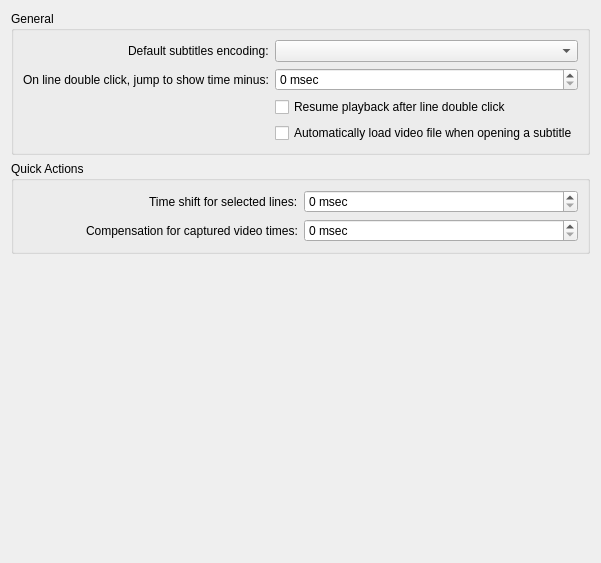
Before: the Qt Designer form src/main/configs/generalconfigwidget.ui in maxrd2/SubtitleComposer, drawn with Qt 5.
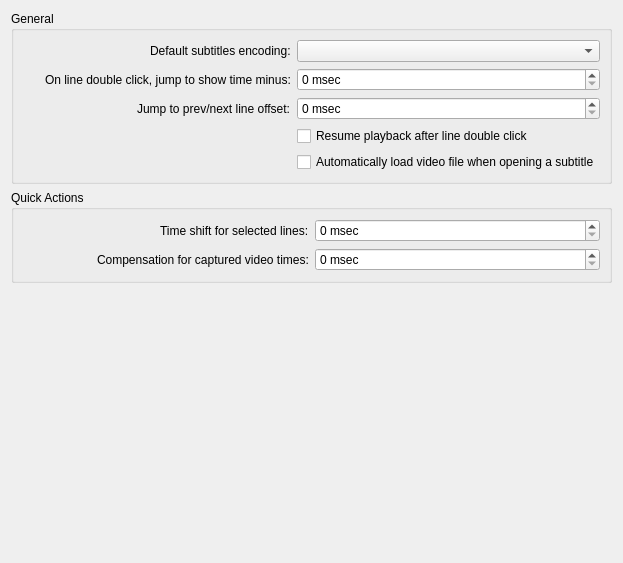
After: the same form once the commit is applied.

Commit message:
Added "Play Current Line and Pause" action
refs #54

The edit to the form file:
```diff
--- a/src/main/configs/generalconfigwidget.ui
+++ b/src/main/configs/generalconfigwidget.ui
@@ -6,7 +6,7 @@
    <rect>
     <x>0</x>
     <y>0</y>
-    <width>487</width>
+    <width>623</width>
     <height>563</height>
    </rect>
   </property>
@@ -44,20 +44,37 @@
         </property>
        </widget>
       </item>
-      <item row="2" column="1">
+      <item row="3" column="1">
        <widget class="QCheckBox" name="kcfg_UnpauseOnDoubleClick">
         <property name="text">
          <string>Resume playback after line double click</string>
         </property>
        </widget>
       </item>
-      <item row="3" column="1">
+      <item row="4" column="1">
        <widget class="QCheckBox" name="kcfg_AutomaticVideoLoad">
         <property name="text">
          <string>Automatically load video file when opening a subtitle</string>
         </property>
        </widget>
       </item>
+      <item row="2" column="0" alignment="Qt::AlignRight">
+       <widget class="QLabel" name="label_2">
+        <property name="text">
+         <string>Jump to prev/next line offset:</string>
+        </property>
+       </widget>
+      </item>
+      <item row="2" column="1">
+       <widget class="QSpinBox" name="kcfg_JumpLineOffset">
+        <property name="suffix">
+         <string> msec</string>
+        </property>
+        <property name="maximum">
+         <number>10000</number>
+        </property>
+       </widget>
+      </item>
      </layout>
     </widget>
    </item>
```
Left out of the diff: 1 changed line with no effect on the pictures. The commit also changes 7 other files.
